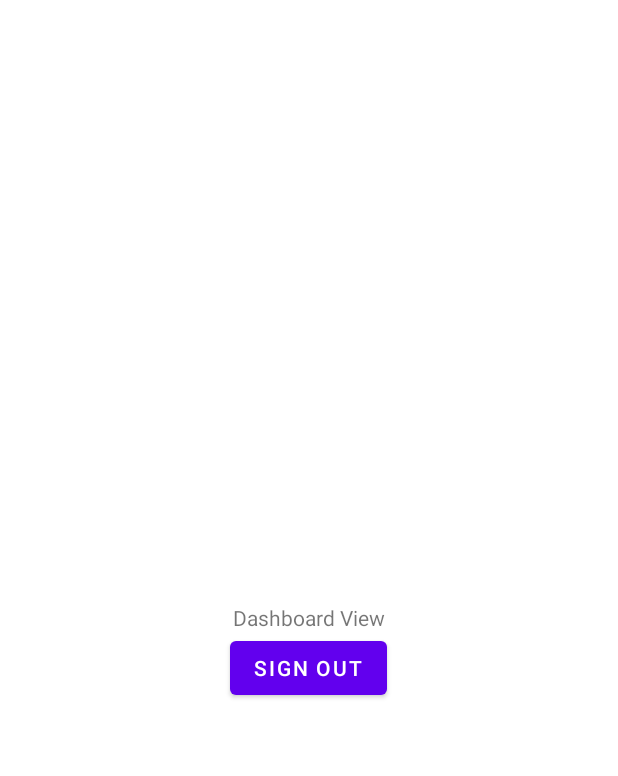
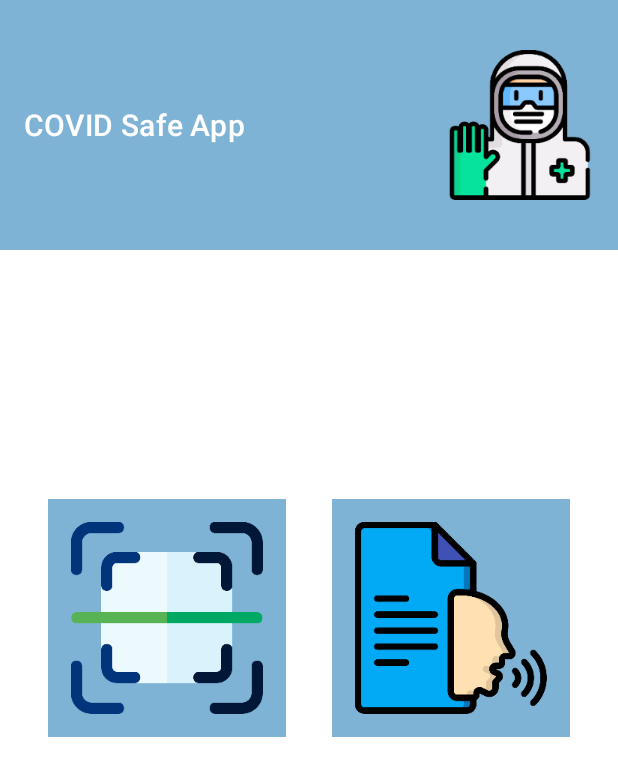
Before and after one commit to irfan-zahir/mit_prototype, an Android app: the screen it shows after launch once a user with an empty profile is signed in (Dashboard), on a phone screen of 412 x 824 dp. Shown: the top 776 px of the screen. Run offline under Robolectric (Android 15) with nearby library versions, the light colour scheme and no system bars; our stand-ins replace Firebase (no records; nobody signed in at launch, a user with empty details on screens opened directly); 1 statement that could not run was skipped.

Commit message:
rangka for each function added

```diff
--- a/app/src/main/AndroidManifest.xml
+++ b/app/src/main/AndroidManifest.xml
@@ -1,6 +1,7 @@
 <?xml version="1.0" encoding="utf-8"?>
 <manifest xmlns:android="http://schemas.android.com/apk/res/android"
     package="com.app.mit_prototype">
+
     <uses-permission android:name="android.permission.INTERNET" />
 
     <application
@@ -10,7 +11,9 @@
         android:roundIcon="@mipmap/ic_launcher_round"
         android:supportsRtl="true"
         android:theme="@style/Theme.Mit_prototype">
-        <activity android:name=".Dashboard"></activity>
+        <activity android:name=".SpeechToText"></activity>
+        <activity android:name=".QrCodeScanner" />
+        <activity android:name=".Dashboard" />
         <activity android:name=".SignUp" />
         <activity android:name=".SignIn" />
         <activity android:name=".MainActivity">
--- a/app/src/main/java/com/app/mit_prototype/Dashboard.java
+++ b/app/src/main/java/com/app/mit_prototype/Dashboard.java
@@ -6,12 +6,13 @@ import android.content.Intent;
 import android.os.Bundle;
 import android.view.View;
 import android.widget.Button;
+import android.widget.ImageView;
 
 import com.google.firebase.auth.FirebaseAuth;
 
 public class Dashboard extends AppCompatActivity {
 
-    private Button signOutButton;
+    private ImageView signOutButton, qrButton, speechButton;
     private FirebaseAuth firebaseAuth;
     private Intent intent;
 
@@ -22,6 +23,8 @@ public class Dashboard extends AppCompatActivity {
         firebaseAuth = firebaseAuth.getInstance();
 
         signOutButton = findViewById(R.id.sign_out);
+        qrButton = findViewById(R.id.function_qr);
+        speechButton = findViewById(R.id.function_stt);
 
         signOutButton.setOnClickListener(new View.OnClickListener() {
             @Override
@@ -31,5 +34,21 @@ public class Dashboard extends AppCompatActivity {
                 startActivity(intent);
             }
         });
+
+        qrButton.setOnClickListener(new View.OnClickListener() {
+            @Override
+            public void onClick(View v) {
+                intent = new Intent(Dashboard.this, QrCodeScanner.class);
+                startActivity(intent);
+            }
+        });
+
+        speechButton.setOnClickListener(new View.OnClickListener() {
+            @Override
+            public void onClick(View v) {
+                intent = new Intent(Dashboard.this, SpeechToText.class);
+                startActivity(intent);
+            }
+        });
     }
 }
--- a/app/src/main/res/layout/activity_dashboard.xml
+++ b/app/src/main/res/layout/activity_dashboard.xml
@@ -6,19 +6,63 @@
     android:layout_height="match_parent"
     tools:context=".Dashboard">
 
-    <TextView
-        android:id="@+id/dummy"
+    <RelativeLayout
+        android:layout_width="match_parent"
+        android:layout_height="250px">
+
+        <androidx.appcompat.widget.Toolbar
+            android:id="@+id/toolbar"
+            app:title="COVID Safe App"
+            app:titleTextColor="@color/white"
+            android:background="@color/main_color"
+            android:layout_width="match_parent"
+            android:layout_height="match_parent">
+
+        </androidx.appcompat.widget.Toolbar>
+
+        <ImageView
+            android:id="@+id/sign_out"
+            android:src="@drawable/mit_4"
+            android:layout_width="150px"
+            android:layout_centerVertical="true"
+            android:layout_alignParentEnd="true"
+            android:layout_margin="15dp"
+            android:layout_height="150px"/>
+
+    </RelativeLayout>
+
+    <RelativeLayout
+        android:layout_centerInParent="true"
+        android:id="@+id/button_container"
+        android:orientation="horizontal"
         android:layout_width="wrap_content"
-        android:layout_height="wrap_content"
-        android:layout_centerInParent="true"
-        android:text="Dashboard View" />
+        android:layout_height="wrap_content">
 
-    <Button
-        android:id="@+id/sign_out"
-        android:layout_width="wrap_content"
-        android:layout_height="wrap_content"
-        android:layout_below="@+id/dummy"
-        android:layout_centerHorizontal="true"
-        android:text="Sign out" />
+        <ImageView
+            android:src="@drawable/mit_1"
+            android:layout_margin="15dp"
+            android:id="@+id/function_qr"
+            android:text="QR Code scan"
+            android:layout_centerVertical="true"
+            android:padding="15dp"
+            android:background="@color/main_color"
+            android:layout_width="wrap_content"
+            android:layout_height="wrap_content"/>
+
+        <ImageView
+            android:src="@drawable/mit_2"
+            android:padding="15dp"
+            android:background="@color/main_color"
+            android:layout_margin="15dp"
+            android:layout_toRightOf="@+id/function_qr"
+            android:id="@+id/function_stt"
+            android:layout_centerVertical="true"
+            android:text="Speech to text"
+            android:layout_width="wrap_content"
+            android:layout_height="wrap_content"/>
+
+
+    </RelativeLayout>
+
 
 </RelativeLayout>
--- a/app/src/main/res/values/colors.xml
+++ b/app/src/main/res/values/colors.xml
@@ -1,10 +1,10 @@
 <?xml version="1.0" encoding="utf-8"?>
 <resources>
-    <color name="purple_200">#FFBB86FC</color>
-    <color name="purple_500">#FF6200EE</color>
-    <color name="purple_700">#FF3700B3</color>
-    <color name="teal_200">#FF03DAC5</color>
-    <color name="teal_700">#FF018786</color>
+    <color name="purple_200">#7FB3D5</color>
+    <color name="purple_500">#7FB3D5</color>
+    <color name="purple_700">#7FB3D5</color>
+    <color name="teal_200">#7FB3D5</color>
+    <color name="teal_700">#7FB3D5</color>
     <color name="black">#FF000000</color>
     <color name="white">#FFFFFFFF</color>
     <color name="main_color">#7FB3D5</color>
--- a/build.gradle
+++ b/build.gradle
@@ -5,7 +5,7 @@ buildscript {
         jcenter()
     }
     dependencies {
-        classpath "com.android.tools.build:gradle:4.1.0"
+        classpath 'com.android.tools.build:gradle:4.1.2'
         classpath 'com.google.gms:google-services:4.3.4'
 
         // NOTE: Do not place your application dependencies here; they belong
```
Also changed, not shown: app/src/main/java/com/app/mit_prototype/QrCodeScanner.java (added, +30 -0 lines), app/src/main/java/com/app/mit_prototype/SpeechToText.java (added, +30 -0 lines), app/src/main/res/layout/qrscan_screen.xml (added, +43 -0 lines), app/src/main/res/layout/speechtext_screen.xml (added, +43 -0 lines), 1 other file.
